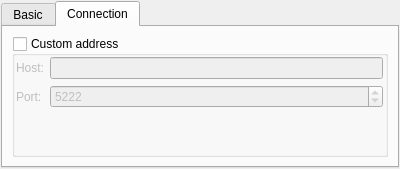
Old version of the form src/plugins/azoth/plugins/xoox/glooxaccountconfigurationwidget.ui in the repository 0xd34df00d/leechcraft.
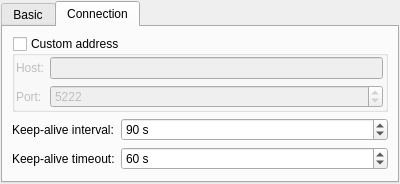
New version of the form. The open tabs and pages were chosen to show the change.

Commit message: Azoth Xoox: configurable keep-alive interval.

```diff
--- a/src/plugins/azoth/plugins/xoox/glooxaccountconfigurationwidget.ui
+++ b/src/plugins/azoth/plugins/xoox/glooxaccountconfigurationwidget.ui
@@ -7,7 +7,7 @@
     <x>0</x>
     <y>0</y>
     <width>400</width>
-    <height>158</height>
+    <height>161</height>
    </rect>
   </property>
   <property name="windowTitle">
@@ -184,6 +184,56 @@
          </layout>
         </widget>
        </item>
+       <item>
+        <layout class="QFormLayout" name="formLayout_3">
+         <item row="0" column="0">
+          <widget class="QLabel" name="label_7">
+           <property name="text">
+            <string>Keep-alive interval:</string>
+           </property>
+          </widget>
+         </item>
+         <item row="0" column="1">
+          <widget class="QSpinBox" name="KeepAliveInterval_">
+           <property name="specialValueText">
+            <string>disabled</string>
+           </property>
+           <property name="suffix">
+            <string> s</string>
+           </property>
+           <property name="maximum">
+            <number>300</number>
+           </property>
+           <property name="value">
+            <number>90</number>
+           </property>
+          </widget>
+         </item>
+         <item row="1" column="0">
+          <widget class="QLabel" name="label_8">
+           <property name="text">
+            <string>Keep-alive timeout:</string>
+           </property>
+          </widget>
+         </item>
+         <item row="1" column="1">
+          <widget class="QSpinBox" name="KeepAliveTimeout_">
+           <property name="specialValueText">
+            <string>disabled</string>
+           </property>
+           <property name="suffix">
+            <string> s</string>
+           </property>
+           <property name="maximum">
+            <number>300</number>
+           </property>
+           <property name="value">
+            <number>60</number>
+           </property>
+          </widget>
+         </item>
+        </layout>
+       </item>
       </layout>
      </widget>
     </widget>
```
The commit also changes 6 other files.
